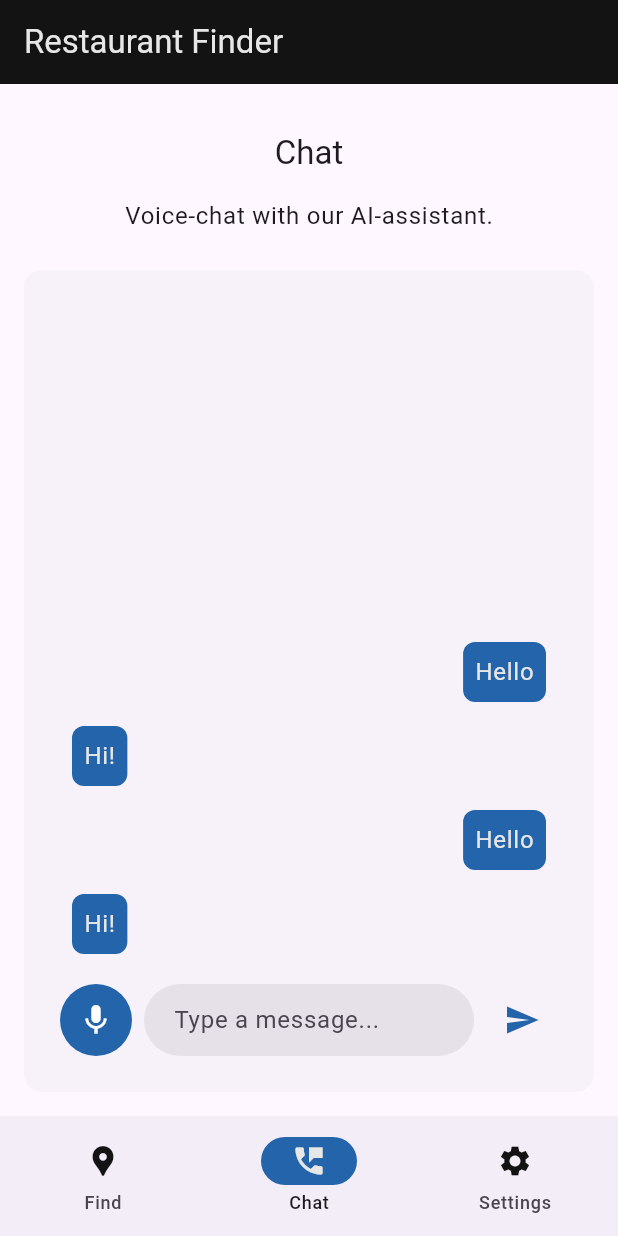
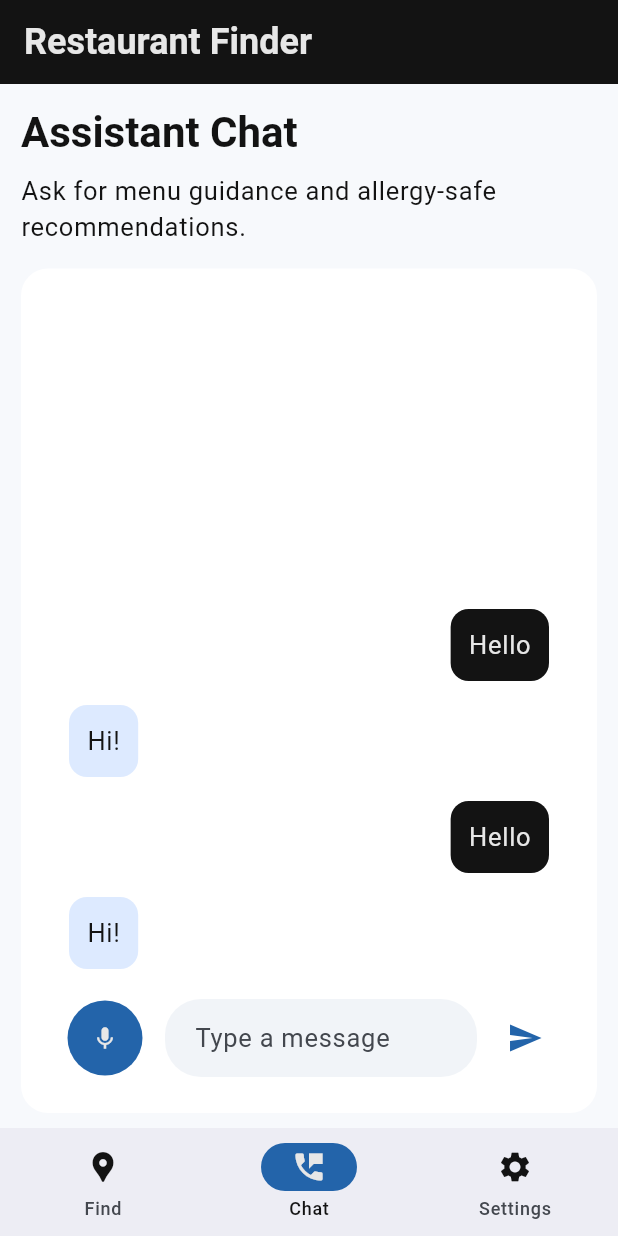
Before and after one commit to Np3-0/Tavio-Frontend, a Flutter app: the screen it shows after launch, item 2 of the bottom bar chosen, after a tap on the "mic" icon, on a phone screen of 412 x 824 dp. Run offline on Flutter 3.47's test engine with Material 3 defaults, Android fonts, the phone set to English and light mode, and no system bars; our stand-ins replace permission_handler.

Commit message:
feat: Update allergy list and enhance UI accessibility
- Added new allergens to the allergies.txt file including Honey, Corn, Rice, and more.
- Improved the Allergy Dialog UI with clearer instructions and enhanced semantics for accessibility.
- Updated Chat Menu to provide better user guidance and improved semantics for voice input and message sending.
- Enhanced Find Menu with better layout, accessibility features, and improved restaurant search functionality.
- Updated Restaurant Menu Page to display hidden items due to allergies and improved item visibility.
- Revamped Settings Menu for better organization, added accessibility features, and improved allergen management.
- Integrated CocoaPods for iOS and macOS, including necessary Podfiles and configurations for dependency management.
- Added checks for Podfile.lock synchronization to ensure consistent builds.

```diff
--- a/lib/main.dart
+++ b/lib/main.dart
@@ -15,7 +15,77 @@ class NavigationBarApp extends StatelessWidget {
 
   @override
   Widget build(BuildContext context) {
-    return const MaterialApp(home: NavigationExample());
+    final ColorScheme colorScheme = ColorScheme.fromSeed(
+      seedColor: AppColors.Ocean,
+      brightness: Brightness.light,
+    ).copyWith(
+      primary: AppColors.Onyx,
+      onPrimary: AppColors.Alabaster,
+      secondary: AppColors.Ocean,
+      onSecondary: AppColors.Alabaster,
+      surface: Colors.white,
+      onSurface: AppColors.Onyx,
+      error: const Color(0xFFB00020),
+    );
+
+    final TextTheme textTheme = ThemeData.light().textTheme.copyWith(
+      headlineSmall: const TextStyle(
+        fontSize: 28,
+        fontWeight: FontWeight.w700,
+        color: AppColors.Onyx,
+      ),
+      titleLarge: const TextStyle(
+        fontSize: 24,
+        fontWeight: FontWeight.w700,
+        color: AppColors.Onyx,
+      ),
+      titleMedium: const TextStyle(
+        fontSize: 19,
+        fontWeight: FontWeight.w600,
+        color: AppColors.Onyx,
+      ),
+      bodyLarge: const TextStyle(
+        fontSize: 17,
+        height: 1.4,
+        color: AppColors.Onyx,
+      ),
+      bodyMedium: const TextStyle(
+        fontSize: 15,
+        height: 1.35,
+        color: AppColors.Onyx,
+      ),
+    );
+
+    return MaterialApp(
+      debugShowCheckedModeBanner: false,
+      theme: ThemeData(
+        useMaterial3: true,
+        colorScheme: colorScheme,
+        textTheme: textTheme,
+        scaffoldBackgroundColor: const Color(0xFFF7F9FC),
+        cardTheme: const CardThemeData(
+          elevation: 0,
+          color: Colors.white,
+          margin: EdgeInsets.zero,
+          shape: RoundedRectangleBorder(
+            borderRadius: BorderRadius.all(Radius.circular(18)),
+          ),
+        ),
+        inputDecorationTheme: InputDecorationTheme(
+          filled: true,
+          fillColor: const Color(0xFFF1F4F8),
+          border: OutlineInputBorder(
+            borderRadius: BorderRadius.circular(14),
+            borderSide: BorderSide.none,
+          ),
+          focusedBorder: OutlineInputBorder(
+            borderRadius: BorderRadius.circular(14),
+            borderSide: const BorderSide(color: AppColors.Ocean, width: 2),
+          ),
+        ),
+      ),
+      home: const NavigationExample(),
+    );
   }
 }
 
@@ -227,15 +297,21 @@ class _NavigationExampleState extends State<NavigationExample> {
 
   @override
   Widget build(BuildContext context) {
+    final ThemeData theme = Theme.of(context);
+
     return Scaffold(
       appBar: AppBar(
-        title: const Text(
+        title: Text(
           'Restaurant Finder',
-          style: TextStyle(color: AppColors.Alabaster),
+          style: theme.textTheme.titleLarge?.copyWith(
+            color: AppColors.Alabaster,
+          ),
         ),
         backgroundColor: AppColors.Onyx,
       ),
       bottomNavigationBar: NavigationBar(
+        height: 72,
+        labelBehavior: NavigationDestinationLabelBehavior.alwaysShow,
         onDestinationSelected: (int index) {
           setState(() {
             currentPageIndex = index;
@@ -248,6 +324,7 @@ class _NavigationExampleState extends State<NavigationExample> {
             selectedIcon: Icon(Icons.location_pin, color: AppColors.Alabaster),
             icon: Icon(Icons.location_pin, color: AppColors.Onyx),
             label: 'Find',
+            tooltip: 'Find nearby restaurants',
           ),
           NavigationDestination(
             selectedIcon: Icon(
@@ -256,15 +333,19 @@ class _NavigationExampleState extends State<NavigationExample> {
             ),
             icon: Icon(Icons.perm_phone_msg, color: AppColors.Onyx),
             label: 'Chat',
+            tooltip: 'Open assistant chat',
           ),
           NavigationDestination(
             selectedIcon: Icon(Icons.settings, color: AppColors.Alabaster),
             icon: Icon(Icons.settings, color: AppColors.Onyx),
             label: 'Settings',
+            tooltip: 'Open settings',
           ),
         ],
       ),
-      body: _buildCurrentPage(context),
+      body: SafeArea(
+        child: _buildCurrentPage(context),
+      ),
     );
   }
 }
--- a/lib/widgets/chat_menu.dart
+++ b/lib/widgets/chat_menu.dart
@@ -9,22 +9,22 @@ class ChatMenu extends StatelessWidget {
     final ThemeData theme = Theme.of(context);
 
     return Padding(
-      padding: const EdgeInsets.all(8.0),
+      padding: const EdgeInsets.fromLTRB(14, 14, 14, 10),
       child: Column(
+        crossAxisAlignment: CrossAxisAlignment.start,
         children: <Widget>[
-          const SizedBox(height: 24),
-          Text('Chat', style: theme.textTheme.titleLarge),
-          const SizedBox(height: 16),
+          Semantics(
+            header: true,
+            child: Text('Assistant Chat', style: theme.textTheme.headlineSmall),
+          ),
+          const SizedBox(height: 8),
           Text(
-            'Voice-chat with our AI-assistant.',
+            'Ask for menu guidance and allergy-safe recommendations.',
             style: theme.textTheme.bodyLarge,
           ),
           const SizedBox(height: 16),
           Expanded(
             child: Card(
-              elevation: 0,
-              shadowColor: Colors.transparent,
-              margin: const EdgeInsets.all(8.0),
               child: Padding(
                 padding: const EdgeInsets.all(24.0),
                 child: Column(
@@ -37,12 +37,14 @@ class ChatMenu extends StatelessWidget {
                           if (index % 2 == 1) {
                             return Align(
                               alignment: Alignment.centerRight,
+                              child: Semantics(
+                                label: 'You said: Hello',
                                 child: Container(
                                   margin: const EdgeInsets.all(8.0),
-                                padding: const EdgeInsets.all(8.0),
+                                  padding: const EdgeInsets.all(12.0),
                                   decoration: BoxDecoration(
-                                  color: AppColors.Ocean,
-                                  borderRadius: BorderRadius.circular(8.0),
+                                    color: AppColors.Onyx,
+                                    borderRadius: BorderRadius.circular(12.0),
                                   ),
                                   child: Text(
                                     'Hello',
@@ -51,21 +53,25 @@ class ChatMenu extends StatelessWidget {
                                     ),
                                   ),
                                 ),
+                              ),
                             );
                           }
                           return Align(
                             alignment: Alignment.centerLeft,
+                            child: Semantics(
+                              label: 'Assistant said: Hi',
                               child: Container(
                                 margin: const EdgeInsets.all(8.0),
-                              padding: const EdgeInsets.all(8.0),
+                                padding: const EdgeInsets.all(12.0),
                                 decoration: BoxDecoration(
-                                color: AppColors.Ocean,
-                                borderRadius: BorderRadius.circular(8.0),
+                                  color: const Color(0xFFDDEAFF),
+                                  borderRadius: BorderRadius.circular(12.0),
                                 ),
                                 child: Text(
                                   'Hi!',
                                   style: theme.textTheme.bodyLarge!.copyWith(
-                                  color: AppColors.Alabaster,
+                                    color: AppColors.Onyx,
+                                  ),
                                 ),
                               ),
                             ),
@@ -76,32 +82,36 @@ class ChatMenu extends StatelessWidget {
                     const SizedBox(height: 12),
                     Row(
                       children: <Widget>[
-                        Container(
-                          decoration: const BoxDecoration(
-                            color: AppColors.Ocean,
-                            shape: BoxShape.circle,
-                          ),
-                          child: IconButton(
+                        Semantics(
+                          button: true,
+                          label: 'Start voice input',
+                          child: FilledButton(
                             onPressed: () {
                               // add voice input
                             },
-                            icon: Icon(
+                            style: FilledButton.styleFrom(
+                              shape: const CircleBorder(),
+                              padding: const EdgeInsets.all(16),
+                              backgroundColor: AppColors.Ocean,
+                            ),
+                            child: const Icon(
                               Icons.mic,
-                              color: theme.colorScheme.onPrimary,
+                              color: AppColors.Alabaster,
                             ),
                           ),
                         ),
                         const SizedBox(width: 8),
                         Expanded(
+                          child: Semantics(
+                            textField: true,
+                            label: 'Message input',
+                            hint: 'Type your question for the assistant',
                             child: TextField(
                               decoration: InputDecoration(
-                              hintText: 'Type a message...',
-                              filled: true,
-                              fillColor:
-                                  theme.colorScheme.surfaceContainerHighest,
+                                hintText: 'Type a message',
                                 contentPadding: const EdgeInsets.symmetric(
                                   horizontal: 16,
-                                vertical: 12,
+                                  vertical: 14,
                                 ),
                                 border: OutlineInputBorder(
                                   borderRadius: BorderRadius.circular(24),
@@ -110,12 +120,18 @@ class ChatMenu extends StatelessWidget {
                               ),
                             ),
                           ),
+                        ),
                         const SizedBox(width: 8),
-                        IconButton(
+                        Semantics(
+                          button: true,
+                          label: 'Send message',
+                          child: IconButton(
                             onPressed: () {
                               // add code here
                             },
+                            tooltip: 'Send message',
                             icon: const Icon(Icons.send, color: AppColors.Ocean),
+                          ),
                         ),
                       ],
                     ),
--- a/lib/widgets/find_menu.dart
+++ b/lib/widgets/find_menu.dart
@@ -23,58 +23,77 @@ class FindMenu extends StatelessWidget {
   Widget build(BuildContext context) {
     final ThemeData theme = Theme.of(context);
 
-    return Card(
-      elevation: 0,
-      shadowColor: Colors.transparent,
-      margin: const EdgeInsets.all(8.0),
-      child: SizedBox.expand(
-        child: Padding(
-          padding: const EdgeInsets.all(24.0),
+    return Padding(
+      padding: const EdgeInsets.fromLTRB(14, 14, 14, 10),
       child: Column(
-            mainAxisAlignment: MainAxisAlignment.start,
+        crossAxisAlignment: CrossAxisAlignment.start,
         children: <Widget>[
-              Text('Restaurant Finder', style: theme.textTheme.titleLarge),
-              const SizedBox(height: 12),
+          Semantics(
+            header: true,
+            child: Text('Find Restaurants', style: theme.textTheme.headlineSmall),
+          ),
+          const SizedBox(height: 8),
           Text(
-                'Find local restaurants in your area.',
-                style: theme.textTheme.titleMedium,
+            'Browse nearby menus and open restaurant details.',
+            style: theme.textTheme.bodyLarge,
           ),
-              const SizedBox(height: 18),
-              SearchBar(
-                hintText: 'Search restaurants...',
+          const SizedBox(height: 16),
+          Semantics(
+            textField: true,
+            label: 'Search restaurants',
+            hint: 'Type a restaurant name or cuisine',
+            child: SearchBar(
+              hintText: 'Search restaurants or cuisines',
               leading: const Icon(Icons.search),
               onChanged: (value) {},
             ),
-              const SizedBox(height: 48),
-              Text('Restaurants near you', style: theme.textTheme.titleMedium),
+          ),
+          const SizedBox(height: 20),
+          Text('Restaurants near you', style: theme.textTheme.titleLarge),
+          const SizedBox(height: 10),
           Expanded(
-                child: ListView(
-                  children: <Widget>[
-                    for (final Restaurant restaurant
-                        in sampleRestaurants) ...<Widget>[
-                      Card(
+            child: ListView.separated(
+              itemCount: sampleRestaurants.length,
+              separatorBuilder: (_, int index) => const SizedBox(height: 12),
+              itemBuilder: (BuildContext context, int index) {
+                final Restaurant restaurant = sampleRestaurants[index];
+
+                return Semantics(
+                  button: true,
+                  label:
+                      '${restaurant.name}, ${restaurant.cuisine}, ${restaurant.distanceMiles.toStringAsFixed(1)} miles away. Double tap to open menu.',
+                  child: Card(
                     child: ListTile(
-                          leading: const Icon(
-                            Icons.dining,
-                            color: AppColors.Ocean,
+                      minVerticalPadding: 14,
+                      contentPadding: const EdgeInsets.symmetric(
+                        horizontal: 14,
+                        vertical: 6,
                       ),
-                          title: Text(restaurant.name),
-                          subtitle: Text(
-                            '${restaurant.cuisine}, ${restaurant.distanceMiles.toStringAsFixed(1)} miles away',
+                      leading: const CircleAvatar(
+                        backgroundColor: Color(0xFFDDEAFF),
+                        child: Icon(Icons.dining, color: AppColors.Ocean),
+                      ),
+                      title: Text(
+                        restaurant.name,
+                        style: theme.textTheme.titleMedium,
+                      ),
+                      subtitle: Padding(
+                        padding: const EdgeInsets.only(top: 4),
+                        child: Text(
+                          '${restaurant.cuisine} • ${restaurant.distanceMiles.toStringAsFixed(1)} mi',
+                          style: theme.textTheme.bodyMedium,
+                        ),
                       ),
                       trailing: const Icon(Icons.chevron_right),
                       onTap: () => _openRestaurantMenu(context, restaurant),
                     ),
                   ),
-                      const SizedBox(height: 12),
-                    ],
-                  ],
+                );
+              },
             ),
           ),
         ],
       ),
-        ),
-      ),
     );
   }
 }
```
Also changed, not shown: lib/utils/info/allergies.txt (+17 -0 lines), lib/widgets/allergy_dialog.dart (+13 -3 lines), lib/widgets/restaurant_menu_page.dart (+13 -1 lines), lib/widgets/settings_menu.dart (+47 -22 lines), 9 other files. Lines whose indentation alone changed are shown as unchanged.
